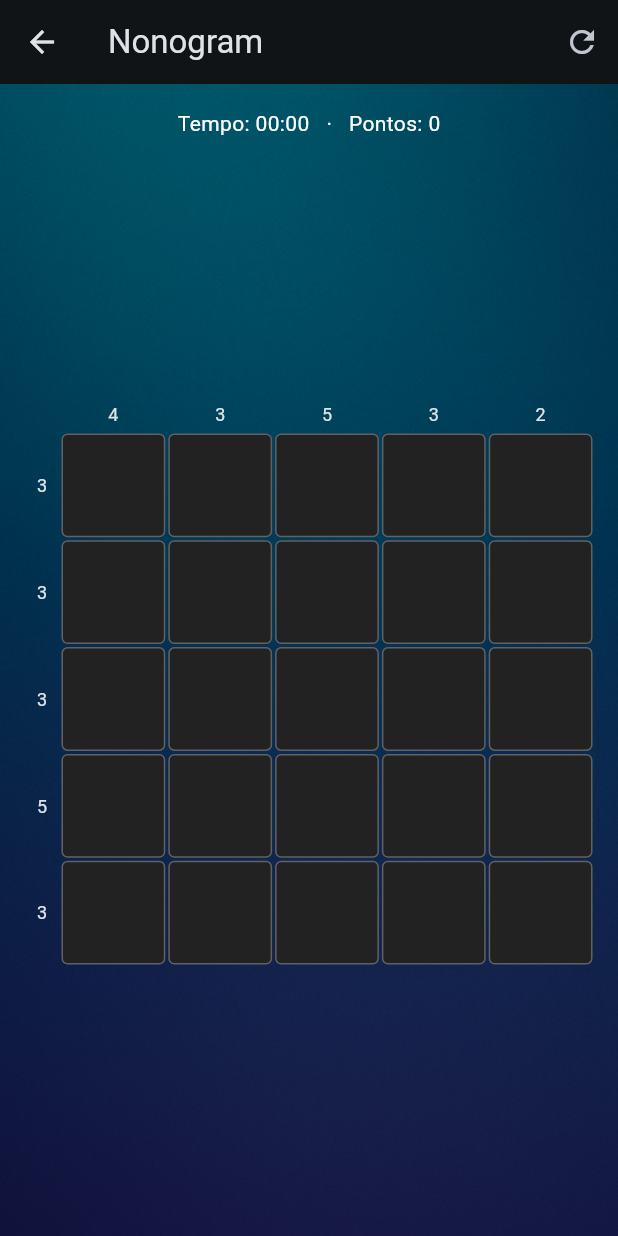
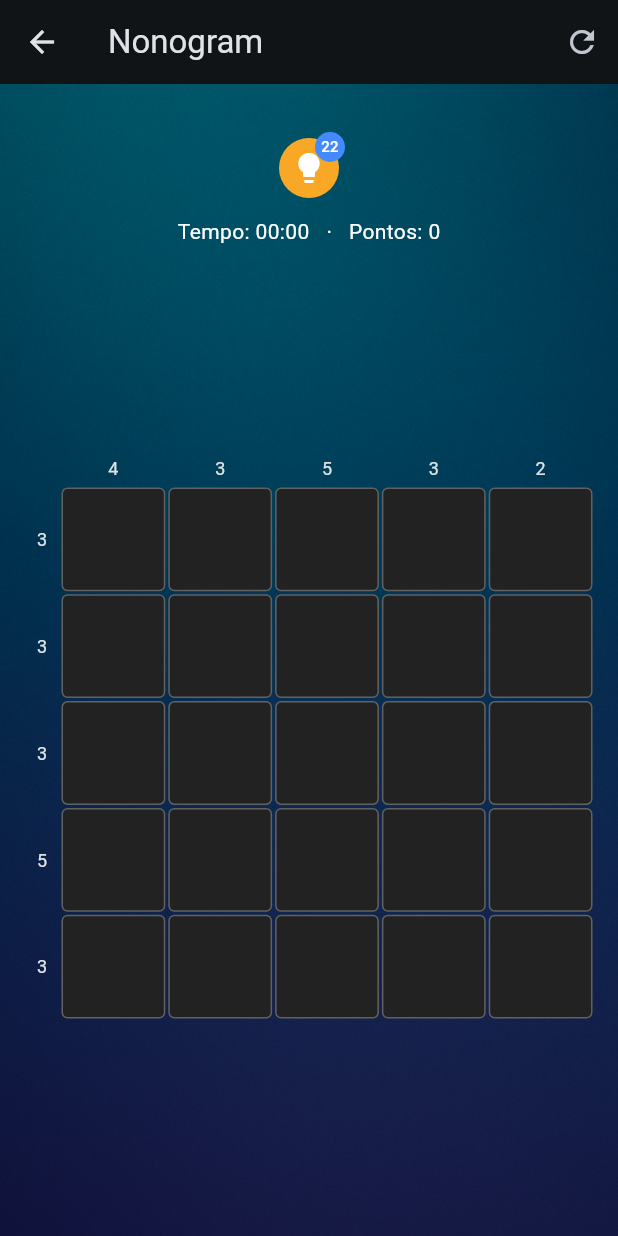
Before and after one commit to frcc24/prisma24, a Flutter app: the NonogramBoard screen opened by its route, on a phone screen of 412 x 824 dp. Run offline on Flutter 3.47's test engine with Material 3 defaults, Android fonts, the phone set to English and light mode, and no system bars; our stand-ins replace audioplayers, cloud_firestore, equatable, firebase_auth, firebase_core, flutter_riverpod and 5 more; accounts and stored records are empty.

Commit message:
feat(nonogram): add hint functionality

```diff
--- a/lib/presentation/pages/nonogram_game/nonogram_board_page.dart
+++ b/lib/presentation/pages/nonogram_game/nonogram_board_page.dart
@@ -90,8 +90,48 @@ class NonogramBoard extends GetView<NonogramBoardController> {
               return Column(
                 mainAxisAlignment: MainAxisAlignment.center,
                 children: [
+                  const SizedBox(height: 16),
+                  Obx(() {
+                    final remaining = controller.revealedMatrix
+                        .expand((r) => r)
+                        .where((e) => !e)
+                        .length;
+                    return Stack(
+                      alignment: Alignment.center,
+                      children: [
+                        IconButton(
+                          icon: const Icon(Icons.lightbulb, color: Colors.white),
+                          style: ElevatedButton.styleFrom(
+                            backgroundColor: Colors.yellow[800],
+                            foregroundColor: Colors.white,
+                          ),
+                          onPressed: remaining > 0
+                              ? () {
+                                  controller.revealHint();
+                                  Sfx().tap();
+                                }
+                              : null,
+                        ),
+                        Positioned(
+                          top: 0,
+                          right: 0,
+                          child: CircleAvatar(
+                            radius: 10,
+                            backgroundColor: remaining > 0
+                                ? Colors.blueAccent
+                                : Colors.grey[800],
+                            child: Text(
+                              '$remaining',
+                              style:
+                                  const TextStyle(color: Colors.white, fontSize: 10),
+                            ),
+                          ),
+                        ),
+                      ],
+                    );
+                  }),
                   Padding(
-                    padding: const EdgeInsets.only(bottom: 8.0),
+                    padding: const EdgeInsets.only(bottom: 8.0, top: 8.0),
                     child: Text(
                       'time_score'.trParams({'elapsed': '$m:$s', 'score': '$sc'}),
                       style: const TextStyle(color: Colors.white),
```
Also changed, not shown: lib/presentation/pages/nonogram_game/nonogram_board_controller.dart (+90 -5 lines).
